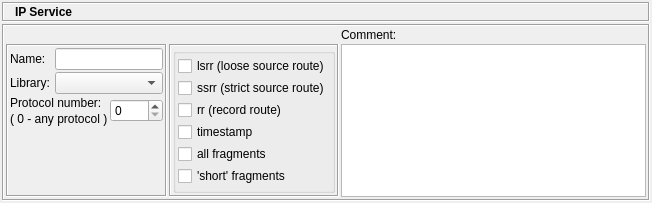
This is src/gui/ipservicedialog_q.ui in fwbuilder/fwbuilder as Qt 5 draws it before an edit. The edited form follows.
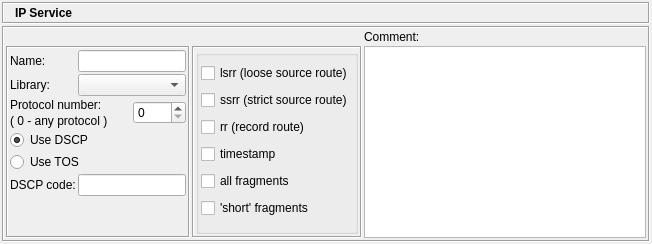
This is the edited form. Icons and pictures are not drawn.

```diff
--- a/src/gui/ipservicedialog_q.ui
+++ b/src/gui/ipservicedialog_q.ui
@@ -9,7 +9,7 @@
     <x>0</x>
     <y>0</y>
     <width>652</width>
-    <height>203</height>
+    <height>244</height>
    </rect>
   </property>
   <property name="sizePolicy" >
@@ -320,7 +320,7 @@
              </property>
             </widget>
            </item>
-           <item row="4" column="0" colspan="2" >
+           <item row="7" column="0" colspan="2" >
             <spacer>
              <property name="orientation" >
               <enum>Qt::Vertical</enum>
@@ -389,6 +389,33 @@
              </property>
             </widget>
            </item>
+           <item row="4" column="0" colspan="2" >
+            <widget class="QRadioButton" name="use_dscp" >
+             <property name="text" >
+              <string>Use DSCP</string>
+             </property>
+             <property name="checked" >
+              <bool>true</bool>
+             </property>
+            </widget>
+           </item>
+           <item row="5" column="0" colspan="2" >
+            <widget class="QRadioButton" name="use_tos" >
+             <property name="text" >
+              <string>Use TOS</string>
+             </property>
+            </widget>
+           </item>
+           <item row="6" column="0" >
+            <widget class="QLabel" name="code_label" >
+             <property name="text" >
+              <string>DSCP code:</string>
+             </property>
+            </widget>
+           </item>
+           <item row="6" column="1" colspan="2" >
+            <widget class="QLineEdit" name="code" />
+           </item>
           </layout>
          </widget>
         </item>
```
Left out of the diff: 72 changed lines with no effect on the pictures.
